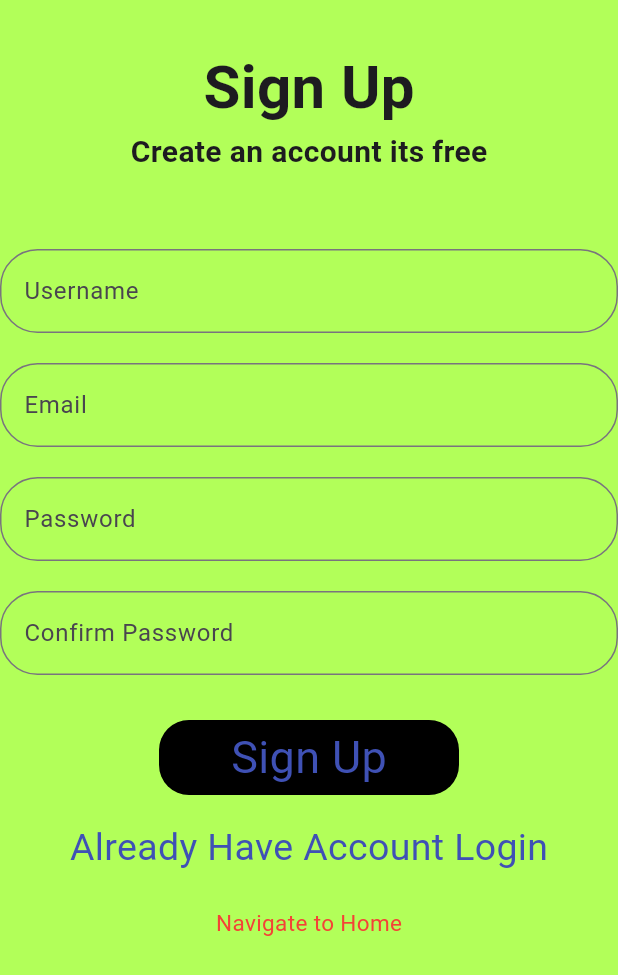
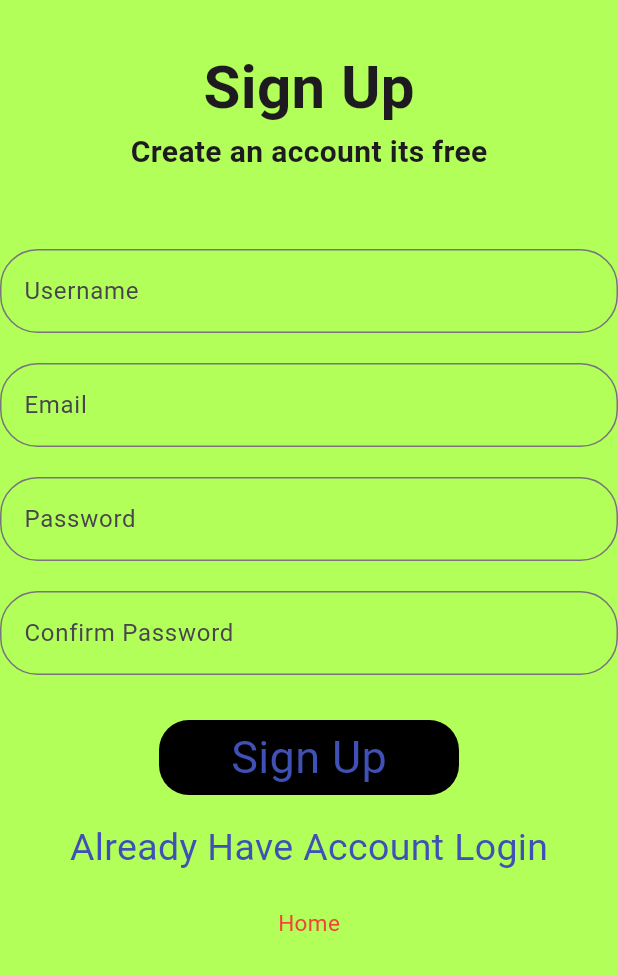
Before and after one commit to KiranCherote9745/Firebase_login_app, a Flutter app: the Sign screen opened directly, on a phone screen of 412 x 824 dp. Shown: the top 975 px of the screen. Run offline on Flutter 3.47's test engine with Material 3 defaults, Android fonts, the light colour scheme and no system bars; network calls fail.

Commit message:
commit
commit

```diff
--- a/lib/signup.dart
+++ b/lib/signup.dart
@@ -147,7 +147,7 @@ class _SignState extends State<Sign> {
                   color: Colors.lightGreenAccent,
                 ),
                 child: Center(
-                  child: Text('Navigate to Home',
+                  child: Text('Home',
                     style: TextStyle(
                       color: Colors.red,
                       fontSize: 15,
```
